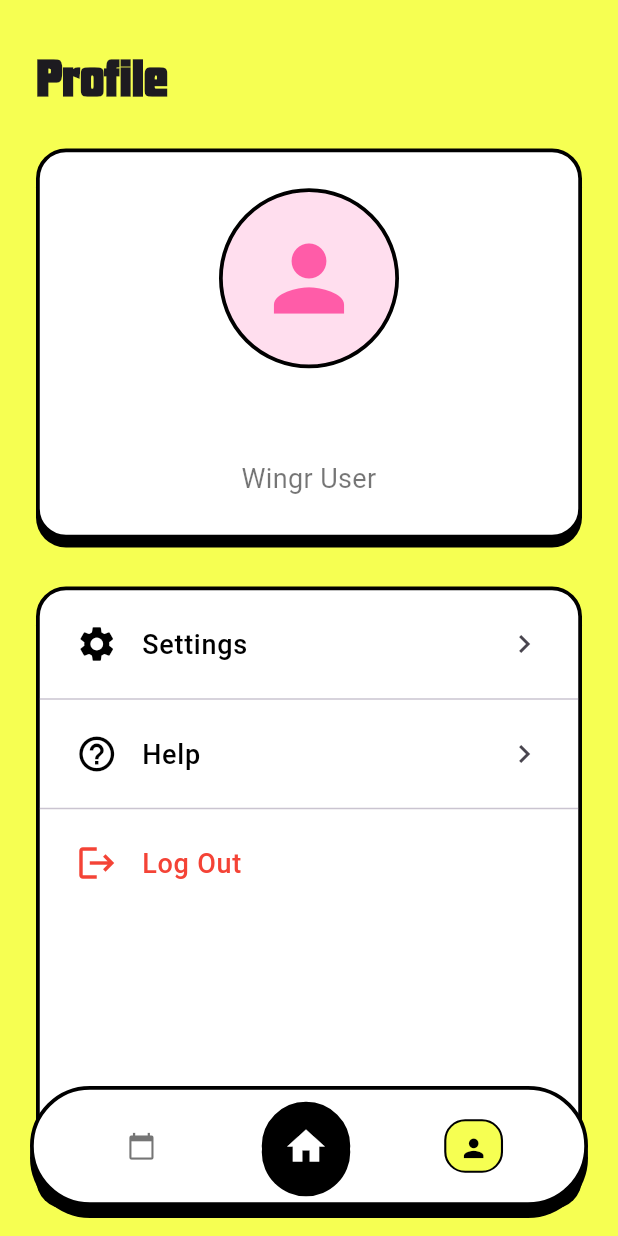
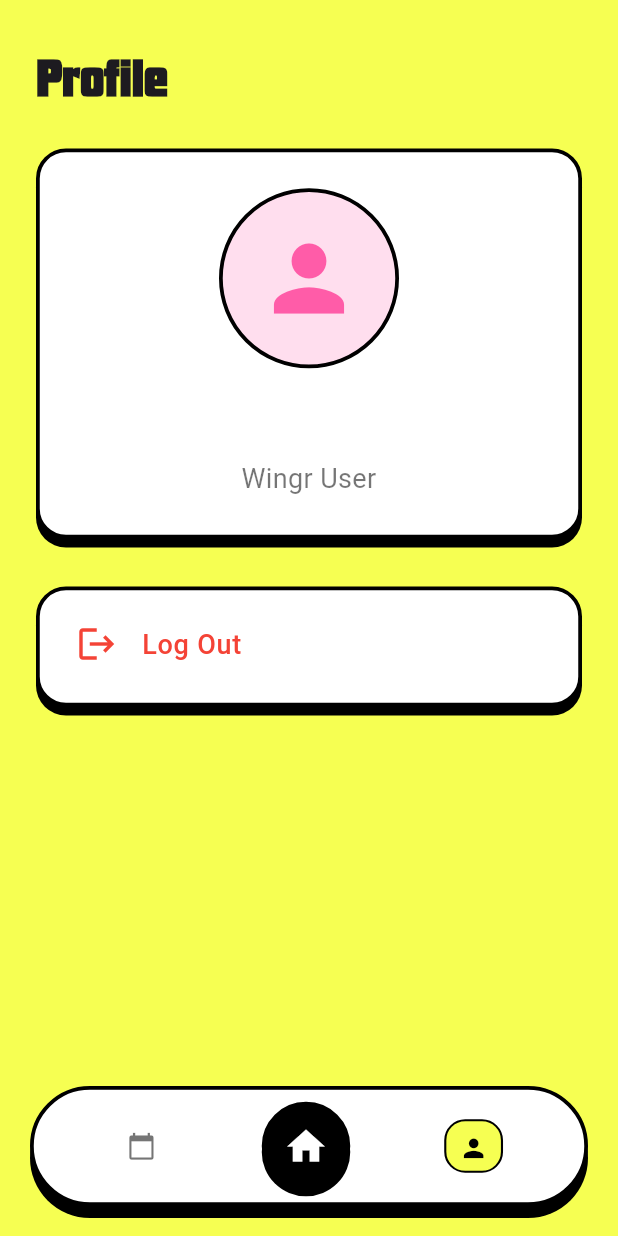
Before and after one commit to stephenrn/WINGR-Rent-A-Boyfriend-App, a Flutter app: the HomeNavigation screen opened directly with empty values, swiped to page 3, on a phone screen of 412 x 824 dp. Run offline on Flutter 3.47's test engine with Material 3 defaults, Android fonts, the light colour scheme and no system bars; our stand-ins replace shared_preferences, table_calendar; accounts and stored records are empty.

Commit message:
Refactor ProfilePage: Simplify account management options by removing unused components and retaining only the logout functionality for improved clarity and maintainability

```diff
--- a/lib/profile_page.dart
+++ b/lib/profile_page.dart
@@ -99,10 +99,10 @@ class ProfilePage extends StatelessWidget {
 
             const SizedBox(height: 32),
 
-            // Account management options - User control panel
-            // Provides access to settings, help, and authentication controls
-            Expanded(
-              child: Container(
+            // Account management option - Authentication control
+            // Simplified to contain just the logout functionality
+            Container(
+              height: 80, // Reduced height since we only have one option now
               decoration: BoxDecoration(
                 color: Colors.white,
                 borderRadius: BorderRadius.circular(20),
@@ -117,26 +117,21 @@ class ProfilePage extends StatelessWidget {
               ),
               child: ClipRRect(
                 borderRadius: BorderRadius.circular(17.5), // Account for border width
-                  child: ListView(
-                    padding: EdgeInsets.zero,
-                    shrinkWrap: true,
-                    physics: const NeverScrollableScrollPhysics(),
-                    children: [
-                      // Settings entry point - Configuration access
-                      _buildProfileOption(context, Icons.settings, "Settings"),
-                      const Divider(height: 1, thickness: 1),
-
-                      // Help system access - User support
-                      _buildProfileOption(context, Icons.help_outline, "Help"),
-                      const Divider(height: 1, thickness: 1),
-
-                      // Authentication action - Session termination
-                      // Returns user to landing page and clears navigation stack
-                      _buildProfileOption(
-                        context,
+                child: ListTile(
+                  leading: const Icon(
                     Icons.logout,
+                    color: Colors.red,
+                    size: 28,
+                  ),
+                  title: const Text(
                     "Log Out",
-                        isLogout: true,
+                    style: TextStyle(
+                      fontSize: 18,
+                      fontWeight: FontWeight.w500,
+                      color: Colors.red,
+                    ),
+                  ),
+                  contentPadding: const EdgeInsets.symmetric(horizontal: 24, vertical: 8),
                   onTap: () {
                     // Session termination and navigation reset
                     Navigator.of(context).pushAndRemoveUntil(
@@ -145,9 +140,6 @@ class ProfilePage extends StatelessWidget {
                     );
                   },
                 ),
-                    ],
-                  ),
-                ),
               ),
             ),
           ],
@@ -155,34 +147,4 @@ class ProfilePage extends StatelessWidget {
       ),
     );
   }
-
-  // UI component builder - Creates consistent option tiles
-  // Visual pattern for all menu options with appropriate styling
-  Widget _buildProfileOption(
-    BuildContext context,
-    IconData icon,
-    String title,
-    {bool isLogout = false, VoidCallback? onTap}
-  ) {
-    return ListTile(
-      leading: Icon(
-        icon,
-        color: isLogout ? Colors.red : Colors.black,
-        size: 28,
-      ),
-      title: Text(
-        title,
-        style: TextStyle(
-          fontSize: 18,
-          fontWeight: FontWeight.w500,
-          color: isLogout ? Colors.red : Colors.black,
-        ),
-      ),
-      trailing: isLogout ? null : const Icon(Icons.chevron_right),
-      contentPadding: const EdgeInsets.symmetric(horizontal: 24, vertical: 8),
-      onTap: onTap ?? () {
-        // Default handler for options without specific handlers
-      },
-    );
 }
-}
```
Lines whose indentation alone changed are shown as unchanged.
